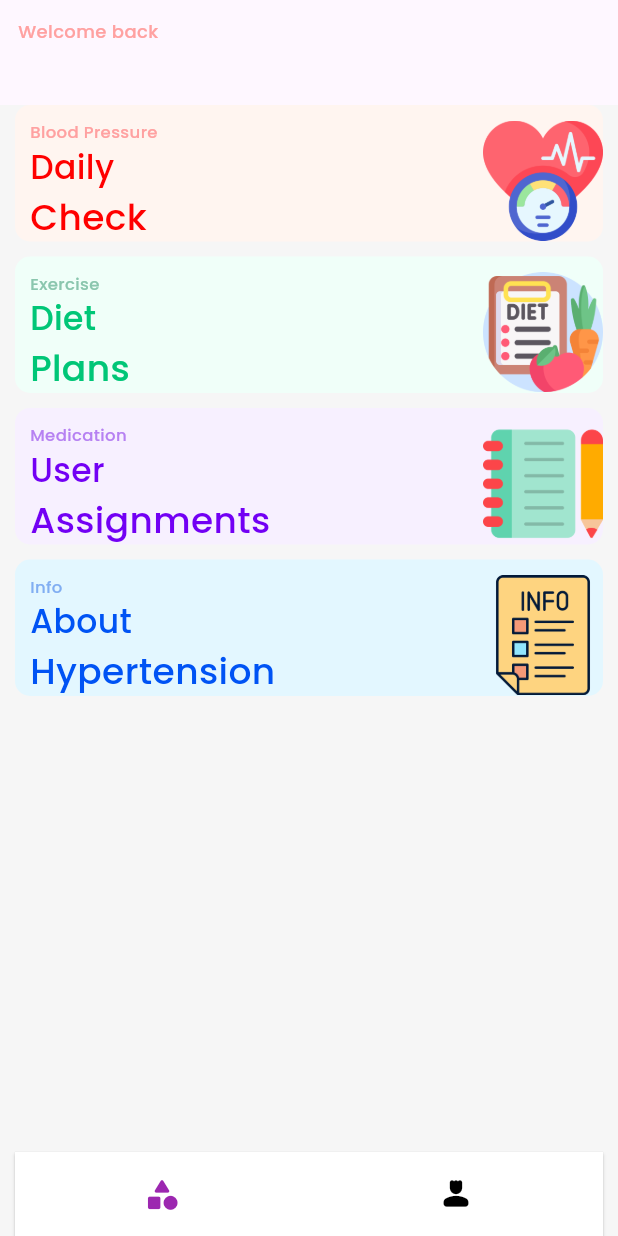
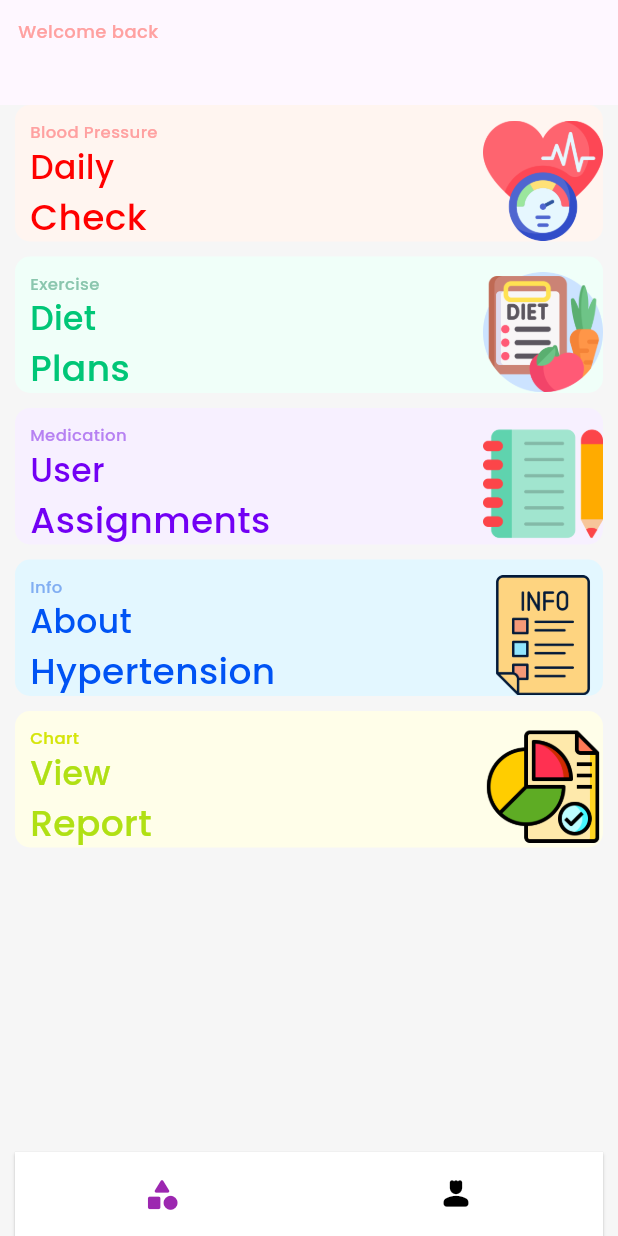
Before and after one commit to Naawaal/HyperTension, a Flutter app: the screen it shows once a user with an empty profile is signed in, on a phone screen of 412 x 824 dp. Run offline on Flutter 3.47's test engine with Material 2 defaults, Android fonts, the phone set to English and light mode, and no system bars; drawn by our look-alikes of animated_bottom_navigation_bar; our stand-ins replace cloud_firestore, firebase_auth, firebase_core, get, get_storage, google_fonts and 1 more; missing offline and left inert: d_chart, date_time; accounts and stored records are empty.

Commit message:
added chart

```diff
--- a/lib/app/routes/app_routes.dart
+++ b/lib/app/routes/app_routes.dart
@@ -11,6 +11,7 @@ import 'package:hypertension/app/ui/pages/03_otp_screen/otp_screen.dart';
 import 'package:hypertension/app/ui/pages/04_user_signup_screen/user_signup_screen.dart';
 import 'package:hypertension/app/ui/pages/05_hompage_screen/homepage_screen.dart';
 import 'package:hypertension/app/ui/pages/06_dashboard_screen/01_daily_check_screen/daily_check_screen.dart';
+import 'package:hypertension/app/ui/pages/06_dashboard_screen/05_view_report_screen/view_report_screen.dart';
 
 class AppRoutes {
   static appRoutes() => [
@@ -49,5 +50,10 @@ class AppRoutes {
           page: () => const DailyCheckScreen(),
           title: 'DailyCheck Screen',
         ),
+        GetPage(
+          name: NameRoutes.viewReport,
+          page: () => ViewReportScreen(),
+          title: 'ViewReport Screen',
+        ),
       ];
 }
--- a/lib/app/routes/names_routes.dart
+++ b/lib/app/routes/names_routes.dart
@@ -5,4 +5,5 @@ class NameRoutes {
   static const String userSignup = '/userSignup';
   static const String homepageScreen = '/homepage';
   static const String dailyCheck = '/dailyCheck';
+  static const String viewReport = '/viewReport';
 }
--- a/lib/app/ui/pages/06_dashboard_screen/01_daily_check_screen/daily_check_middle.dart
+++ b/lib/app/ui/pages/06_dashboard_screen/01_daily_check_screen/daily_check_middle.dart
@@ -33,7 +33,7 @@ class DailyCheckMiddle extends StatelessWidget {
           color: Colors.deepPurple,
           textColor: Colors.white,
           text: 'Check',
-        )
+        ),
       ],
     );
   }
--- a/lib/app/ui/pages/06_dashboard_screen/dashboard_middel.dart
+++ b/lib/app/ui/pages/06_dashboard_screen/dashboard_middel.dart
@@ -56,6 +56,18 @@ class DashBoardMiddle extends StatelessWidget {
           onTap: () {},
         ),
         const SizedBox(height: 10),
+        ContainerWidget(
+          title: 'Chart',
+          subTitle: 'View',
+          titleColor: const Color(0xffD5E50A),
+          bgColor: const Color(0xffFFFEE9),
+          subTitleColor: const Color(0xffB0E014),
+          bSubTitile: 'Report',
+          image: 'assets/report.png',
+          onTap: () {
+            Get.toNamed(NameRoutes.viewReport);
+          },
+        ),
       ],
     );
   }
--- a/pubspec.yaml
+++ b/pubspec.yaml
@@ -43,6 +43,7 @@ dependencies:
   cloud_firestore: ^4.5.0
   get_storage: ^2.1.1
   date_time: ^0.8.0
+  d_chart: ^2.2.11
 
 dev_dependencies:
   flutter_test:
```
Also changed, not shown: lib/app/controllers/05_homepage_controller/01_dashboard_controller/05_view_report_controller/view_report_controller.dart (added, +38 -0 lines), lib/app/ui/pages/06_dashboard_screen/05_view_report_screen/view_report_screen.dart (added, +70 -0 lines), assets/report.png (added), pubspec.lock.
